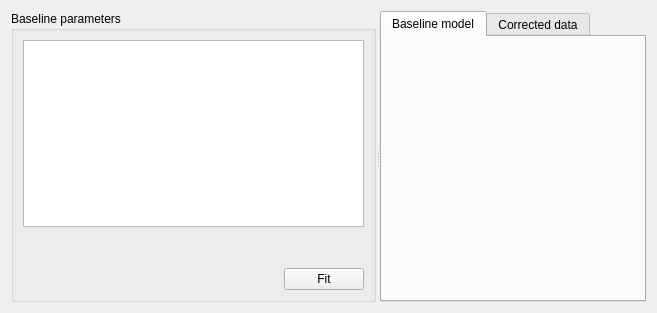
Old version of the form Code/Mantid/MantidQt/CustomInterfaces/inc/MantidQtCustomInterfaces/Muon/ALCBaselineModellingView.ui in the repository mantidproject/mantid.
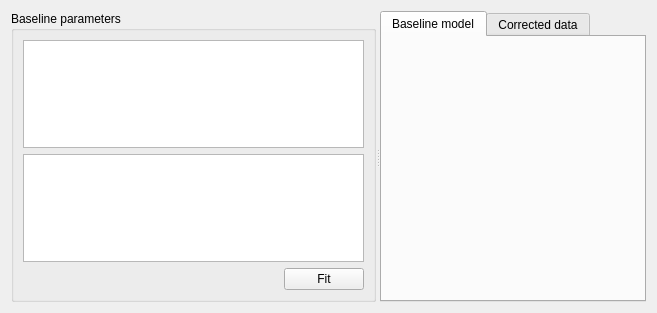
New version of the form. Custom widgets are drawn as their Qt base class.

Commit message: Refs #9213. Add section support to baseline modelling

Diff of the .ui file:
```diff
--- a/Code/Mantid/MantidQt/CustomInterfaces/inc/MantidQtCustomInterfaces/Muon/ALCBaselineModellingView.ui
+++ b/Code/Mantid/MantidQt/CustomInterfaces/inc/MantidQtCustomInterfaces/Muon/ALCBaselineModellingView.ui
@@ -33,6 +33,9 @@
        <item>
         <widget class="QTextEdit" name="function"/>
        </item>
+       <item>
+        <widget class="QTextEdit" name="sections"/>
+       </item>
        <item>
         <spacer name="verticalSpacer">
          <property name="orientation">
```
The commit also changes 6 other files.
